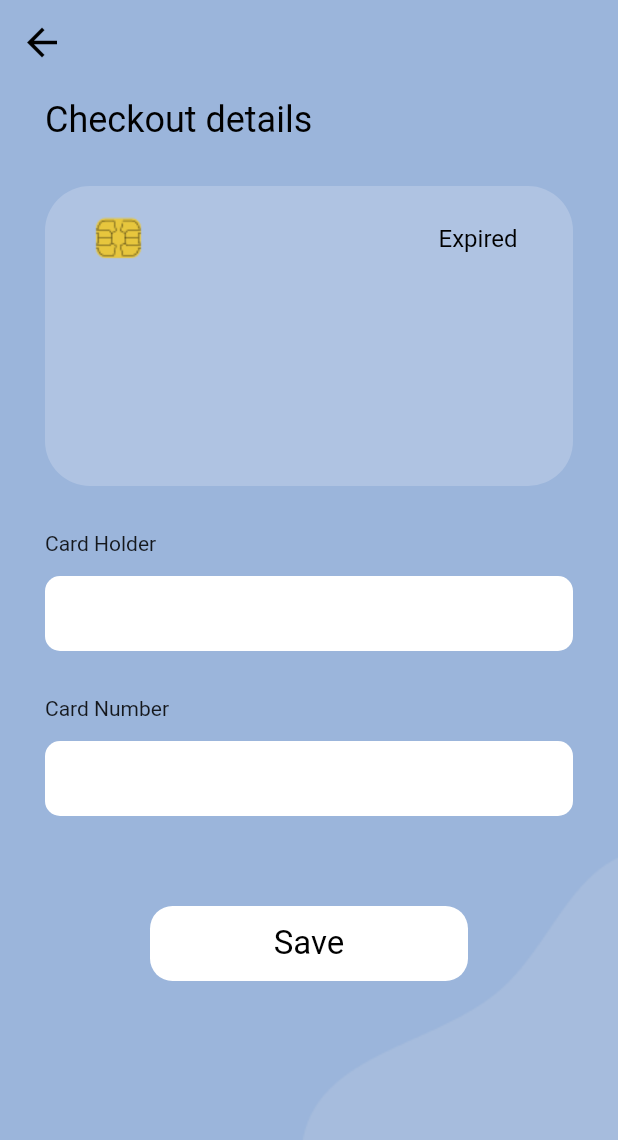
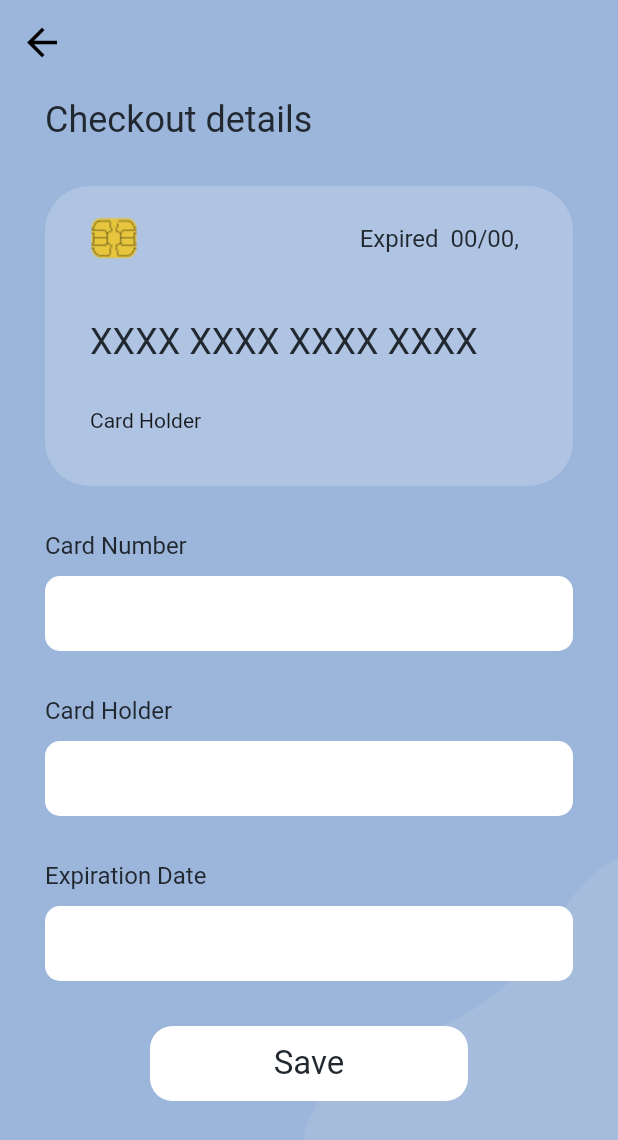
Before and after one commit to NodirbekRasuljonov/creditcardui, a Flutter app: the screen it shows after launch, on a phone screen of 412 x 824 dp. Shown: the top 1140 px of the screen. Run offline on Flutter 3.47's test engine with Material 2 defaults, Android fonts, the phone set to English and light mode, and no system bars; our stand-ins replace mask_text_input_formatter.

Commit message:
last changes added and ui is ready to use

```diff
--- a/lib/colors/color_const.dart
+++ b/lib/colors/color_const.dart
@@ -2,7 +2,7 @@ import 'package:flutter/material.dart';
 
 class ColorConst {
   static Color kBackgroundColor = Color(0xff9BB5DB);
-  static Color kTextColor = Colors.black;
+  static Color kTextColor = Color(0xff222830);
   static Color kCardColor=Color.fromRGBO(175, 195, 226, 1);
   static Color kButtonColor=Colors.white;
 
--- a/lib/page/home_page.dart
+++ b/lib/page/home_page.dart
@@ -15,9 +15,10 @@ class _HomePageState extends State<HomePage> {
   TextEditingController numberController = TextEditingController();
 
   TextEditingController expirationController = TextEditingController();
-  final cardnumberFormat =
-      MaskTextInputFormatter(mask: "XXXX XXXX XXXX XXXX");
-  final expirationFormat = MaskTextInputFormatter(mask: "XX/XX");
+
+  final cardnumberFormat = MaskTextInputFormatter(mask: "#### #### #### ####");
+  final expirationFormat = MaskTextInputFormatter(mask: "##/##");
+  late String cardType;
 
   @override
   Widget build(BuildContext context) {
@@ -33,7 +34,8 @@ class _HomePageState extends State<HomePage> {
               left: 200.0,
               child: Image.asset("assets/images/vector.png"),
             ),
-            Padding(
+            Container(
+              height: MediaQuery.of(context).size.height,
               padding:
                   const EdgeInsets.symmetric(horizontal: 30.0, vertical: 10),
               child: SingleChildScrollView(
@@ -60,6 +62,7 @@ class _HomePageState extends State<HomePage> {
                         color: ColorConst.kCardColor,
                       ),
                       child: Column(
+                        crossAxisAlignment: CrossAxisAlignment.start,
                         children: [
                           Container(
                             height: 30.0,
@@ -69,7 +72,7 @@ class _HomePageState extends State<HomePage> {
                               children: [
                                 Image.asset("assets/images/chip.png"),
                                 Text(
-                                  "Expired ${expirationController.text}",
+                                  "Expired  ${expirationController.text.isEmpty ? "00/00" : expirationController.text},",
                                   style: TextStyle(
                                     color: ColorConst.kTextColor,
                                     fontSize: 16.0,
@@ -79,20 +82,87 @@ class _HomePageState extends State<HomePage> {
                               ],
                             ),
                           ),
-                          Text(numberController.text),
-                          Text(nameController.text),
+                          SizedBox(
+                            height: 40.0,
+                          ),
+                          Text(
+                            numberController.text.isEmpty
+                                ? "XXXX XXXX XXXX XXXX"
+                                : numberController.text,
+                            style: TextStyle(
+                              fontSize: 24.0,
+                              fontWeight: FontWeight.w400,
+                              color: ColorConst.kTextColor,
+                            ),
+                          ),
+                          space(),
+                          Text(nameController.text.isEmpty
+                              ? "Card Holder"
+                              : nameController.text),
                         ],
                       ),
                     ),
                     space(),
+                    cardNumber(),
+                    space(),
                     cardHolder(),
                     space(),
-                    cardNumber(),
-                    space(),
+                    SizedBox(
+                      height: 80.0,
+                      width: 360.0,
+                      child: Column(
+                        crossAxisAlignment: CrossAxisAlignment.start,
+                        mainAxisAlignment: MainAxisAlignment.spaceBetween,
+                        children: [
+                          Text(
+                            "Expiration Date",
+                            style: TextStyle(
+                              color: ColorConst.kTextColor,
+                              fontSize: 16.0,
+                            ),
+                          ),
+                          SizedBox(
+                            height: 50.0,
+                            child: TextFormField(
+                              cursorColor: ColorConst.kTextColor,
+                              keyboardType: TextInputType.number,
+                              style: TextStyle(
+                                color: ColorConst.kTextColor,
+                              ),
+                              inputFormatters: [expirationFormat],
+                              onChanged: (v) {
+                                v = expirationController.text;
+                                print(expirationController.text);
+                                setState(() {});
+                              },
+                              controller: expirationController,
+                              decoration: InputDecoration(
+                                focusedBorder: OutlineInputBorder(
+                                  borderSide: const BorderSide(
+                                      color: Colors.transparent),
+                                  borderRadius: BorderRadius.circular(10.0),
+                                ),
+                                enabledBorder: OutlineInputBorder(
+                                  borderSide: const BorderSide(
+                                    color: Colors.transparent,
+                                  ),
+                                  borderRadius: BorderRadius.circular(10.0),
+                                ),
+                                filled: true,
+                                fillColor: ColorConst.kButtonColor,
+                              ),
+                            ),
+                          )
+                        ],
+                      ),
+                    ),
                     space(),
                     GestureDetector(
                       onTap: () {
                         debugPrint("kechagina oqshomlar");
+                        setState(() {
+                        });
+                        print(cardType);
                       },
                       child: Padding(
                         padding: const EdgeInsets.symmetric(horizontal: 70.0),
@@ -114,7 +184,7 @@ class _HomePageState extends State<HomePage> {
                           ),
                         ),
                       ),
-                    )
+                    ),
                   ],
                 ),
               ),
@@ -133,10 +203,18 @@ class _HomePageState extends State<HomePage> {
         crossAxisAlignment: CrossAxisAlignment.start,
         mainAxisAlignment: MainAxisAlignment.spaceBetween,
         children: [
-          const Text("Card Number"),
+          Text(
+            "Card Number",
+            style: TextStyle(
+              color: ColorConst.kTextColor,
+              fontSize: 16.0,
+            ),
+          ),
           SizedBox(
             height: 50.0,
-            child: TextField(
+            child: TextFormField(
+              cursorColor: ColorConst.kTextColor,
+              keyboardType: TextInputType.number,
               style: TextStyle(
                 color: ColorConst.kTextColor,
               ),
@@ -174,10 +252,17 @@ class _HomePageState extends State<HomePage> {
         crossAxisAlignment: CrossAxisAlignment.start,
         mainAxisAlignment: MainAxisAlignment.spaceBetween,
         children: [
-          const Text("Card Holder"),
+          Text(
+            "Card Holder",
+            style: TextStyle(
+              color: ColorConst.kTextColor,
+              fontSize: 16.0,
+            ),
+          ),
           SizedBox(
             height: 50.0,
             child: TextFormField(
+              cursorColor: ColorConst.kTextColor,
               onChanged: (v) {
                 v = nameController.text;
                 setState(() {});
--- a/pubspec.yaml
+++ b/pubspec.yaml
@@ -36,6 +36,7 @@ dependencies:
   # Use with the CupertinoIcons class for iOS style icons.
   cupertino_icons: ^1.0.2
   mask_text_input_formatter: ^2.4.0
+
 
 dev_dependencies:
   flutter_test:
```
